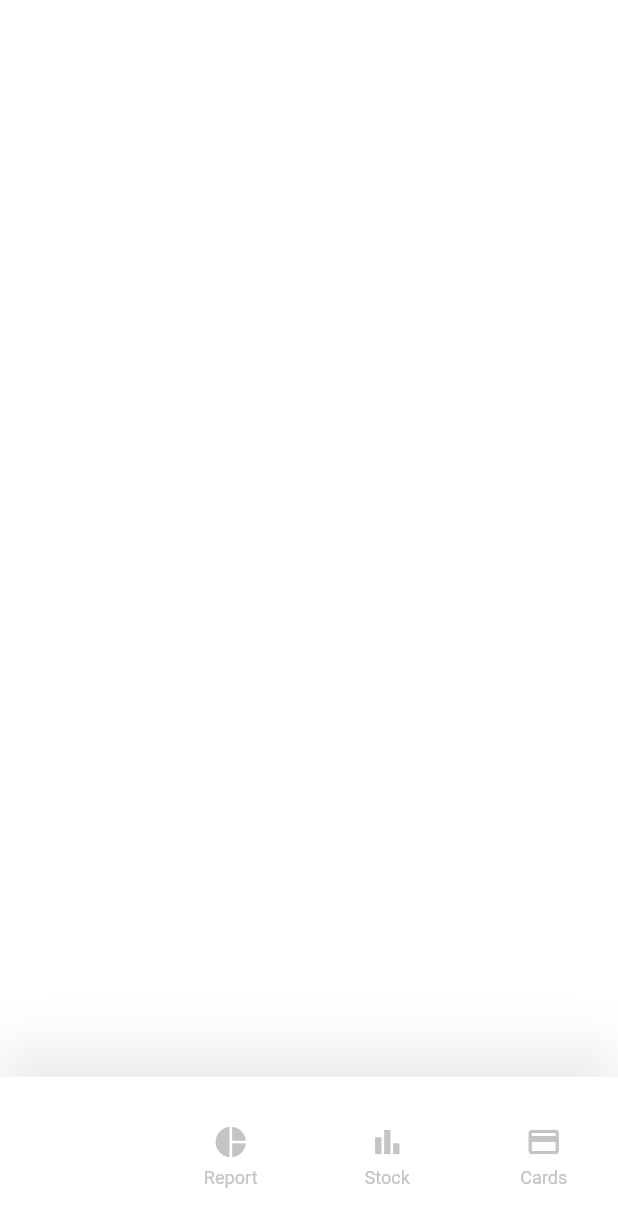
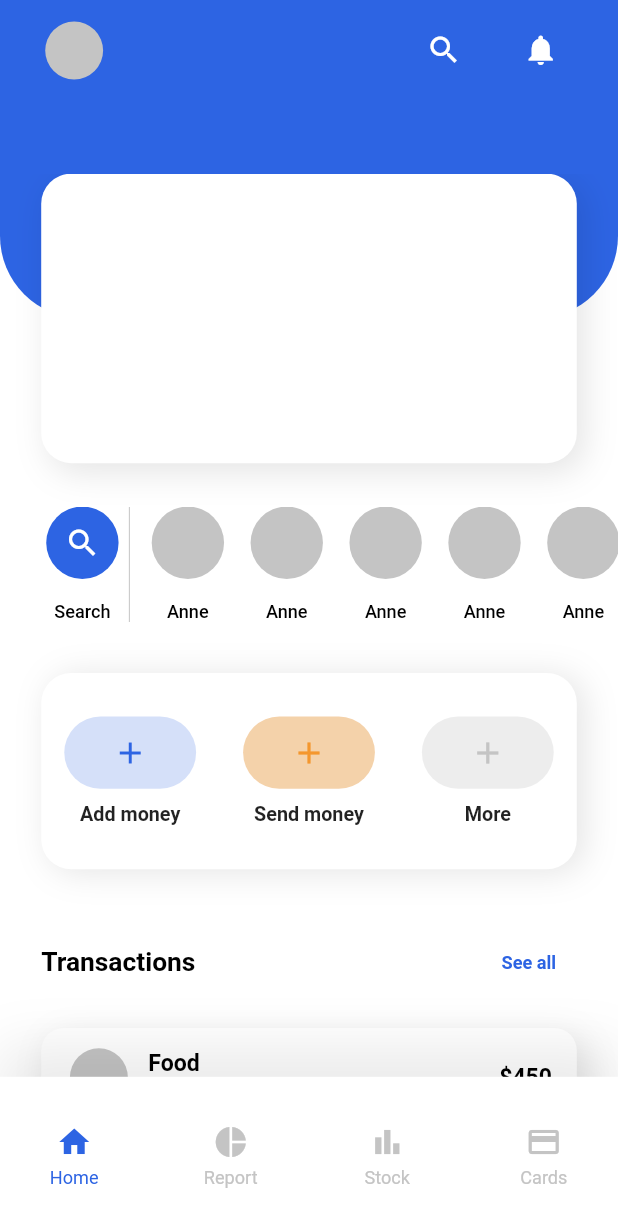
Before and after one commit to Donkelv/cribstock_test, a Flutter app: the screen it shows after launch, on a phone screen of 412 x 824 dp. Shown: the top 1227 px of the screen. Run offline on Flutter 3.47's test engine with Material 2 defaults, Android fonts, the phone set to English and light mode, and no system bars; our stand-ins replace flutter_screenutil.

Commit message:
feat: home custom widgets

```diff
--- a/lib/data/constants/color_const.dart
+++ b/lib/data/constants/color_const.dart
@@ -3,4 +3,4 @@ import 'package:flutter/material.dart';
 const Color whiteColor = Color(0xffffffff);
 const Color blackColor = Colors.black;
 const Color greyColor = Color(0xffC4C4C4);
-const Color primaryColor = Color.fromRGBO(45, 100, 227, 0);
+const Color primaryColor = Color.fromARGB(255, 45, 100, 227);
--- a/lib/main.dart
+++ b/lib/main.dart
@@ -26,6 +26,7 @@ class InitRoute extends StatelessWidget {
        designSize: const Size(375, 854),
       builder: (context, child) {
         return MaterialApp(
+          debugShowCheckedModeBanner: false,
           title: 'Cribstock Test',
           theme: ThemeData(
             // This is the theme of your application.
--- a/lib/presentation/screen/home_screen.dart
+++ b/lib/presentation/screen/home_screen.dart
@@ -1,10 +1,117 @@
+import 'package:cribstock_test/data/constants/color_const.dart';
+import 'package:cribstock_test/presentation/widget/people_list_widget.dart';
 import 'package:flutter/material.dart';
+import 'package:flutter/services.dart';
+import 'package:flutter_screenutil/flutter_screenutil.dart';
+
+import '../widget/balance_card_widget.dart';
+import '../widget/home_top_widget.dart';
+import '../widget/money_management_widget.dart';
+import '../widget/transaction_widget.dart';
 
 class HomeScreen extends StatelessWidget {
   const HomeScreen({Key? key}) : super(key: key);
 
   @override
   Widget build(BuildContext context) {
-    return Container();
+    Size size = MediaQuery.of(context).size;
+    return AnnotatedRegion<SystemUiOverlayStyle>(
+      value: const SystemUiOverlayStyle(
+        // For Android.
+        // Use [light] for white status bar and [dark] for black status bar.
+        statusBarIconBrightness: Brightness.light,
+        // For iOS.
+        // Use [dark] for white status bar and [light] for black status bar.
+        statusBarBrightness: Brightness.dark,
+        statusBarColor: Colors.transparent,
+      ),
+      child: Scaffold(
+        backgroundColor: whiteColor,
+        body: Container(
+          width: size.width,
+          height: size.height,
+          color: whiteColor,
+          child: Stack(
+            children: [
+              Positioned(
+                top: 0.0,
+                child: HomeTopWidget(size: size),
+              ),
+              Positioned.fill(
+                top: 120.0.h,
+                // left: 25.0.w,
+                // right: 25.0.w,
+                child: SingleChildScrollView(
+                  physics: const BouncingScrollPhysics(),
+                  child: Column(
+                    mainAxisAlignment: MainAxisAlignment.start,
+                    crossAxisAlignment: CrossAxisAlignment.start,
+                    children: [
+                      BalanceCardWidget(size: size),
+                      SizedBox(
+                        height: 30.0.h,
+                      ),
+                      SizedBox(
+                        height: 80.0.h,
+                        child: ListView.builder(
+                          padding: EdgeInsets.only(left: 25.0.w),
+                          scrollDirection: Axis.horizontal,
+                          physics: const BouncingScrollPhysics(),
+                          shrinkWrap: true,
+                          itemCount: 9,
+                          itemBuilder: (context, index) {
+                            return  PeopleListWidget(index: index,);
+                          },
+                        ),
+                      ),
+                      SizedBox(
+                        height: 35.0.h,
+                      ),
+                      MoneyManagementContainer(size: size),
+                      SizedBox(
+                        height: 40.0.h,
+                      ),
+                      Padding(
+                        padding: EdgeInsets.symmetric(horizontal: 25.0.w),
+                        child: Row(
+                          mainAxisAlignment: MainAxisAlignment.spaceBetween,
+                          crossAxisAlignment: CrossAxisAlignment.center,
+                          children: [
+                            Text(
+                              "Transactions",
+                              style: TextStyle(
+                                  color: blackColor,
+                                  fontSize: 16.0.sp,
+                                  fontWeight: FontWeight.w600),
+                            ),
+                            TextButton(
+                              onPressed: () {},
+                              child: Text(
+                                "See all",
+                                style: TextStyle(
+                                    color: primaryColor,
+                                    fontSize: 11.0.sp,
+                                    fontWeight: FontWeight.w600),
+                              ),
+                            ),
+                          ],
+                        ),
+                      ),
+                      SizedBox(
+                        height: 20.0.h,
+                      ),
+                      const TransactionWidget(),
+                      SizedBox(
+                        height: 100.0.h,
+                      ),
+                    ],
+                  ),
+                ),
+              )
+            ],
+          ),
+        ),
+      ),
+    );
   }
 }
--- /dev/null
+++ b/lib/presentation/widget/balance_card_widget.dart
@@ -0,0 +1,36 @@
+import 'package:cribstock_test/data/constants/color_const.dart';
+import 'package:flutter/material.dart';
+import 'package:flutter/services.dart';
+import 'package:flutter_screenutil/flutter_screenutil.dart';
+
+
+
+class BalanceCardWidget extends StatelessWidget {
+  const BalanceCardWidget({
+    Key? key,
+    required this.size,
+  }) : super(key: key);
+
+  final Size size;
+
+  @override
+  Widget build(BuildContext context) {
+    return Container(
+      margin: EdgeInsets.symmetric(horizontal: 25.0.w),
+      width: size.width,
+      height: 200.0.h,
+      decoration: BoxDecoration(
+        color: whiteColor,
+        boxShadow: [
+          BoxShadow(
+            color: const Color(0xFF000000).withOpacity(0.1),
+            blurRadius: 18.0,
+            spreadRadius: 0.0,
+            offset: const Offset(5.0, 6.0),
+          ),
+        ],
+        borderRadius: BorderRadius.circular(20.0),
+      ),
+    );
+  }
+}
--- /dev/null
+++ b/lib/presentation/widget/home_top_widget.dart
@@ -0,0 +1,85 @@
+import 'package:cribstock_test/data/constants/color_const.dart';
+import 'package:flutter/material.dart';
+import 'package:flutter/services.dart';
+import 'package:flutter_screenutil/flutter_screenutil.dart';
+
+
+
+class HomeTopWidget extends StatelessWidget {
+  const HomeTopWidget({
+    Key? key,
+    required this.size,
+  }) : super(key: key);
+
+  final Size size;
+
+  @override
+  Widget build(BuildContext context) {
+    return Container(
+      width: size.width,
+      height: 220.0.h,
+      decoration: BoxDecoration(
+        color: primaryColor,
+        borderRadius: BorderRadius.only(
+          bottomLeft: Radius.circular(50.0.w),
+          bottomRight: Radius.circular(50.0.w),
+        ),
+      ),
+      child: SafeArea(
+        top: true,
+        child: Column(
+          mainAxisSize: MainAxisSize.min,
+          mainAxisAlignment: MainAxisAlignment.start,
+          crossAxisAlignment: CrossAxisAlignment.start,
+          children: [
+            SizedBox(
+              height: 10.0.h,
+            ),
+            Padding(
+              padding: EdgeInsets.symmetric(
+                horizontal: 25.0.w,
+              ),
+              child: Row(
+                mainAxisAlignment: MainAxisAlignment.spaceBetween,
+                crossAxisAlignment: CrossAxisAlignment.center,
+                children: [
+                  Container(
+                    width: 40.0.w,
+                    height: 40.0.h,
+                    decoration: const BoxDecoration(
+                      shape: BoxShape.circle,
+                      color: greyColor,
+                    ),
+                  ),
+                  Row(
+                    mainAxisAlignment: MainAxisAlignment.start,
+                    crossAxisAlignment: CrossAxisAlignment.start,
+                    children: [
+                      IconButton(
+                        onPressed: () {},
+                        icon: const Icon(
+                          Icons.search,
+                          color: whiteColor,
+                        ),
+                      ),
+                      SizedBox(
+                        width: 15.0.w,
+                      ),
+                      IconButton(
+                        onPressed: () {},
+                        icon: const Icon(
+                          Icons.notifications,
+                          color: whiteColor,
+                        ),
+                      ),
+                    ],
+                  )
+                ],
+              ),
+            ),
+          ],
+        ),
+      ),
+    );
+  }
+}
--- /dev/null
+++ b/lib/presentation/widget/money_management_widget.dart
@@ -0,0 +1,143 @@
+import 'package:cribstock_test/data/constants/color_const.dart';
+
+import 'package:flutter/material.dart';
+import 'package:flutter/services.dart';
+import 'package:flutter_screenutil/flutter_screenutil.dart';
+
+
+
+class MoneyManagementContainer extends StatelessWidget {
+  const MoneyManagementContainer({
+    Key? key,
+    required this.size,
+  }) : super(key: key);
+
+  final Size size;
+
+  @override
+  Widget build(BuildContext context) {
+    return Container(
+      width: size.width,
+      //height: 140.0.h,
+      margin: EdgeInsets.symmetric(horizontal: 25.0.w),
+      decoration: BoxDecoration(
+          color: whiteColor,
+          borderRadius: BorderRadius.circular(20.0),
+          boxShadow: [
+            BoxShadow(
+              color: const Color(0xFF000000).withOpacity(0.1),
+              blurRadius: 18.0,
+              spreadRadius: 0.0,
+              offset: const Offset(5.0, 2.0),
+            ),
+          ]),
+      child: Padding(
+        padding: EdgeInsets.symmetric(horizontal: 14.0.w, vertical: 30.0.h),
+        child: Row(
+          crossAxisAlignment: CrossAxisAlignment.center,
+          mainAxisAlignment: MainAxisAlignment.spaceBetween,
+          children: [
+            Column(
+              children: [
+                Container(
+                  width: 80.0.w,
+                  height: 50.0.h,
+                  decoration: BoxDecoration(
+                      borderRadius: BorderRadius.circular(25.0),
+                      color: primaryColor.withOpacity(0.2)),
+                  child: Material(
+                    type: MaterialType.transparency,
+                    child: InkWell(
+                      borderRadius: BorderRadius.circular(25.0),
+                      onTap: () {},
+                      child: const Center(
+                        child: Icon(
+                          Icons.add,
+                          color: primaryColor,
+                        ),
+                      ),
+                    ),
+                  ),
+                ),
+                SizedBox(
+                  height: 10.0.h,
+                ),
+                Text(
+                  "Add money",
+                  style:
+                      TextStyle(fontSize: 12.0.sp, fontWeight: FontWeight.w700),
+                )
+              ],
+            ),
+            Column(
+              children: [
+                Container(
+                  width: 80.0.w,
+                  height: 50.0.h,
+                  decoration: BoxDecoration(
+                    borderRadius: BorderRadius.circular(25.0),
+                    color: const Color.fromARGB(246, 244, 208, 167),
+                  ),
+                  child: Material(
+                    type: MaterialType.transparency,
+                    child: InkWell(
+                      borderRadius: BorderRadius.circular(25.0),
+                      onTap: () {},
+                      child: const Center(
+                        child: Icon(
+                          Icons.add,
+                          color: Color.fromARGB(246, 244, 149, 41),
+                        ),
+                      ),
+                    ),
+                  ),
+                ),
+                SizedBox(
+                  height: 10.0.h,
+                ),
+                Text(
+                  "Send money",
+                  style:
+                      TextStyle(fontSize: 12.0.sp, fontWeight: FontWeight.w700),
+                )
+              ],
+            ),
+            Column(
+              children: [
+                Container(
+                  width: 80.0.w,
+                  height: 50.0.h,
+                  decoration: BoxDecoration(
+                    borderRadius: BorderRadius.circular(25.0),
+                    color: greyColor.withOpacity(0.3),
+                  ),
+                  child: Material(
+                    type: MaterialType.transparency,
+                    child: InkWell(
+                      borderRadius: BorderRadius.circular(25.0),
+                      onTap: () {},
+                      child: const Center(
+                        child: Icon(
+                          Icons.add,
+                          color: greyColor,
+                        ),
+                      ),
+                    ),
+                  ),
+                ),
+                SizedBox(
+                  height: 10.0.h,
+                ),
+                Text(
+                  "More",
+                  style:
+                      TextStyle(fontSize: 12.0.sp, fontWeight: FontWeight.w700),
+                )
+              ],
+            ),
+          ],
+        ),
+      ),
+    );
+  }
+}
--- /dev/null
+++ b/lib/presentation/widget/people_list_widget.dart
@@ -0,0 +1,89 @@
+import 'package:cribstock_test/data/constants/color_const.dart';
+import 'package:flutter/material.dart';
+import 'package:flutter/services.dart';
+import 'package:flutter_screenutil/flutter_screenutil.dart';
+
+
+
+class PeopleListWidget extends StatelessWidget {
+  final int index;
+  const PeopleListWidget({
+    required this.index,
+    Key? key,
+  }) : super(key: key);
+
+  @override
+  Widget build(BuildContext context) {
+    return Padding(
+      padding: EdgeInsets.only(right: 10.0.w),
+      child: index == 0
+          ? Row(
+              crossAxisAlignment: CrossAxisAlignment.start,
+              children: [
+                Column(
+                  mainAxisAlignment: MainAxisAlignment.spaceBetween,
+                  crossAxisAlignment: CrossAxisAlignment.center,
+                  children: [
+                    Container(
+                      width: 50.0.w,
+                      height: 50.0.h,
+                      decoration: const BoxDecoration(
+                        color: primaryColor,
+                        shape: BoxShape.circle,
+                      ),
+                      child: const Center(
+                        child: Icon(
+                          Icons.search,
+                          color: whiteColor,
+                        ),
+                      ),
+                    ),
+                    // SizedBox(
+                    //   height: 10.0.h,
+                    // ),
+                    Text(
+                      "Search",
+                      style: TextStyle(
+                          fontSize: 11.0.sp,
+                          color: blackColor,
+                          fontWeight: FontWeight.w500),
+                    )
+                  ],
+                ),
+                SizedBox(
+                  width: 3.0.w,
+                ),
+                VerticalDivider(
+                  color: greyColor,
+                  width: 1.0.w,
+                )
+              ],
+            )
+          : Column(
+              mainAxisAlignment: MainAxisAlignment.spaceBetween,
+              crossAxisAlignment: CrossAxisAlignment.center,
+              children: [
+                Container(
+                  width: 50.0.w,
+                  height: 50.0.h,
+                  decoration: const BoxDecoration(
+                    color: greyColor,
+                    shape: BoxShape.circle,
+                  ),
+                ),
+                // SizedBox(
+                //   height: 5.0.h,
+                // ),
+                Text(
+                  "Anne",
+                  style: TextStyle(
+                    fontSize: 11.0.sp,
+                    color: blackColor,
+                    fontWeight: FontWeight.w500,
+                  ),
+                )
+              ],
+            ),
+    );
+  }
+}
--- /dev/null
+++ b/lib/presentation/widget/transaction_widget.dart
@@ -0,0 +1,105 @@
+import 'package:cribstock_test/data/constants/color_const.dart';
+
+import 'package:flutter/material.dart';
+
+import 'package:flutter_screenutil/flutter_screenutil.dart';
+
+
+
+
+
+class TransactionWidget extends StatelessWidget {
+  const TransactionWidget({
+    Key? key,
+  }) : super(key: key);
+
+  @override
+  Widget build(BuildContext context) {
+    return Container(
+      margin: EdgeInsets.symmetric(horizontal: 25.0.w),
+      decoration: BoxDecoration(
+        color: whiteColor,
+        borderRadius: BorderRadius.circular(15.0),
+        boxShadow: [
+          BoxShadow(
+            color: const Color(0xFF000000).withOpacity(0.1),
+            blurRadius: 18.0,
+            spreadRadius: 0.0,
+            offset: const Offset(5.0, 6.0),
+          ),
+        ],
+      ),
+      child: Padding(
+        padding: EdgeInsets.symmetric(horizontal: 15.0.w, vertical: 14.0.h),
+        child: ListView.builder(
+            physics: const NeverScrollableScrollPhysics(),
+            itemCount: 5,
+            shrinkWrap: true,
+            itemBuilder: (context, index) {
+              return Padding(
+                padding: EdgeInsets.only(bottom: 15.0.h),
+                child: Material(
+                  type: MaterialType.transparency,
+                  child: InkWell(
+                    onTap: () {},
+                    child: Row(
+                      mainAxisAlignment: MainAxisAlignment.spaceBetween,
+                      crossAxisAlignment: CrossAxisAlignment.center,
+                      children: [
+                        Row(
+                          mainAxisAlignment: MainAxisAlignment.start,
+                          crossAxisAlignment: CrossAxisAlignment.center,
+                          children: [
+                            Container(
+                              width: 40.0.w,
+                              height: 40.0.h,
+                              decoration: const BoxDecoration(
+                                color: greyColor,
+                                shape: BoxShape.circle,
+                              ),
+                            ),
+                            SizedBox(
+                              width: 10.0.w,
+                            ),
+                            Column(
+                              mainAxisAlignment: MainAxisAlignment.start,
+                              crossAxisAlignment: CrossAxisAlignment.start,
+                              children: [
+                                Text(
+                                  "Food",
+                                  style: TextStyle(
+                                      color: blackColor,
+                                      fontSize: 14.0.sp,
+                                      fontWeight: FontWeight.w600),
+                                ),
+                                SizedBox(
+                                  height: 4.0.h,
+                                ),
+                                Text(
+                                  "14 April 2019",
+                                  style: TextStyle(
+                                      color: blackColor,
+                                      fontSize: 11.0.sp,
+                                      fontWeight: FontWeight.w400),
+                                ),
+                              ],
+                            )
+                          ],
+                        ),
+                        Text(
+                          "\$450",
+                          style: TextStyle(
+                              color: blackColor,
+                              fontSize: 14.0.sp,
+                              fontWeight: FontWeight.w600),
+                        ),
+                      ],
+                    ),
+                  ),
+                ),
+              );
+            }),
+      ),
+    );
+  }
+}
```
